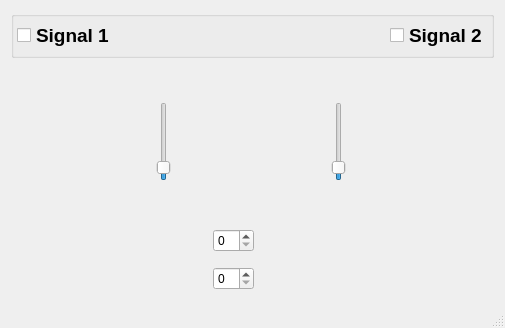
Melomanstd/daq_gui, file ui/mainwindow.ui: the form before one commit.
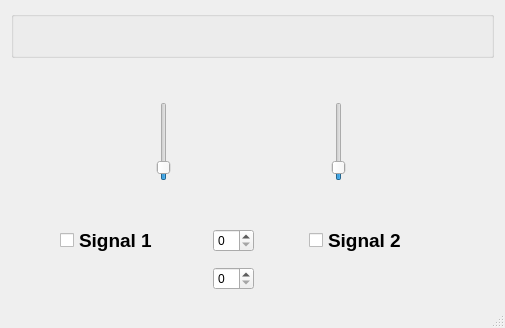
The form after the commit. Icons and pictures are not drawn.

Diff of the .ui file:
```diff
--- a/ui/mainwindow.ui
+++ b/ui/mainwindow.ui
@@ -38,20 +38,6 @@
        </property>
        <item>
         <layout class="QHBoxLayout" name="horizontalLayout_2">
-         <item>
-          <widget class="QCheckBox" name="channelZero_check">
-           <property name="font">
-            <font>
-             <pointsize>14</pointsize>
-             <weight>75</weight>
-             <bold>true</bold>
-            </font>
-           </property>
-           <property name="text">
-            <string>Signal 1</string>
-           </property>
-          </widget>
-         </item>
          <item>
           <spacer name="horizontalSpacer_2">
            <property name="orientation">
@@ -152,20 +138,6 @@
            </property>
           </spacer>
          </item>
-         <item>
-          <widget class="QCheckBox" name="channelOne_check">
-           <property name="font">
-            <font>
-             <pointsize>14</pointsize>
-             <weight>75</weight>
-             <bold>true</bold>
-            </font>
-           </property>
-           <property name="text">
-            <string>Signal 2</string>
-           </property>
-          </widget>
-         </item>
         </layout>
        </item>
       </layout>
@@ -441,6 +413,33 @@
         </property>
        </spacer>
       </item>
+      <item>
+       <widget class="QCheckBox" name="channelZero_check">
+        <property name="font">
+         <font>
+          <pointsize>14</pointsize>
+          <weight>75</weight>
+          <bold>true</bold>
+         </font>
+        </property>
+        <property name="text">
+         <string>Signal 1</string>
+        </property>
+       </widget>
+      </item>
+      <item>
+       <spacer name="horizontalSpacer_8">
+        <property name="orientation">
+         <enum>Qt::Horizontal</enum>
+        </property>
+        <property name="sizeHint" stdset="0">
+         <size>
+          <width>40</width>
+          <height>20</height>
+         </size>
+        </property>
+       </spacer>
+      </item>
       <item>
        <widget class="QPushButton" name="backward_btn">
         <property name="minimumSize">
@@ -514,6 +513,33 @@
         </property>
        </widget>
       </item>
+      <item>
+       <spacer name="horizontalSpacer_9">
+        <property name="orientation">
+         <enum>Qt::Horizontal</enum>
+        </property>
+        <property name="sizeHint" stdset="0">
+         <size>
+          <width>40</width>
+          <height>20</height>
+         </size>
+        </property>
+       </spacer>
+      </item>
+      <item>
+       <widget class="QCheckBox" name="channelOne_check">
+        <property name="font">
+         <font>
+          <pointsize>14</pointsize>
+          <weight>75</weight>
+          <bold>true</bold>
+         </font>
+        </property>
+        <property name="text">
+         <string>Signal 2</string>
+        </property>
+       </widget>
+      </item>
       <item>
        <spacer name="horizontalSpacer">
         <property name="orientation">
```
